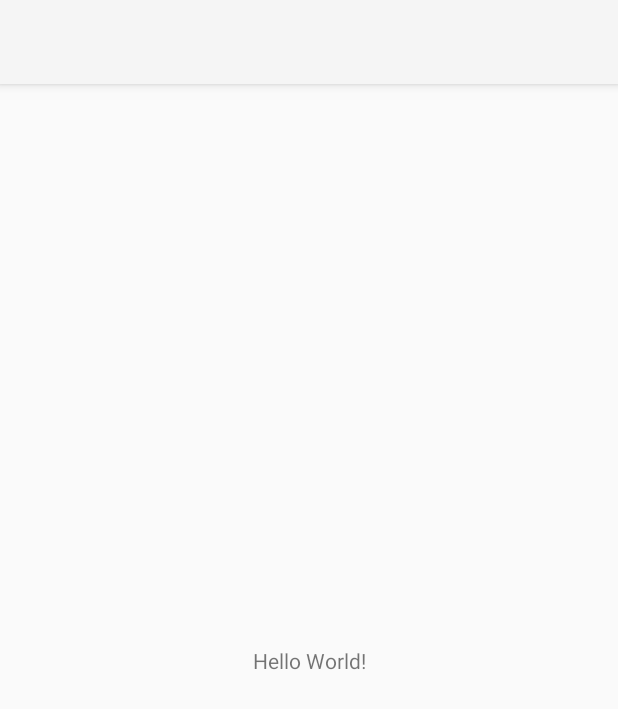
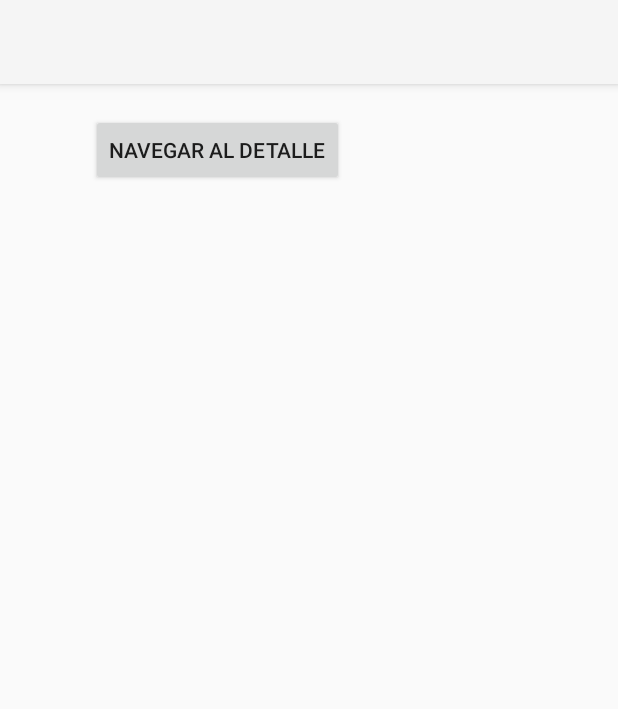
Before and after one commit to olopezd24/desarrollo-interfaces, an Android app: the screen it shows after launch (CatalogActivity), on a phone screen of 412 x 824 dp. Shown: the top 709 px of the screen. Run offline under Robolectric (Android 15) with nearby library versions, the phone set to English and light mode, and no system bars.

Commit message:
Añadido DetailActivity con botón en CatalogActivity

```diff
--- a/sprint3android/app/src/main/AndroidManifest.xml
+++ b/sprint3android/app/src/main/AndroidManifest.xml
@@ -20,6 +20,9 @@
                 <category android:name="android.intent.category.LAUNCHER" />
             </intent-filter>
         </activity>
+        <activity
+            android:name=".DetailActivity" />
+
     </application>
 
 </manifest>
--- a/sprint3android/app/src/main/java/com/example/mycatalog/CatalogActivity.java
+++ b/sprint3android/app/src/main/java/com/example/mycatalog/CatalogActivity.java
@@ -1,7 +1,8 @@
 package com.example.mycatalog;
 
+import android.content.Intent;
 import android.os.Bundle;
-
+import android.widget.Button;
 import androidx.appcompat.app.AppCompatActivity;
 
 public class CatalogActivity extends AppCompatActivity {
@@ -9,6 +10,12 @@ public class CatalogActivity extends AppCompatActivity {
     @Override
     protected void onCreate(Bundle savedInstanceState) {
         super.onCreate(savedInstanceState);
-        setContentView(R.layout.activity_main);
+        setContentView(R.layout.activity_catalog);
+
+        Button Button = findViewById(R.id.btn_navegar_detalle);
+        Button.setOnClickListener(v -> {
+            Intent intent = new Intent(CatalogActivity.this, DetailActivity.class);
+            startActivity(intent);
+        });
     }
 }
```
Also changed, not shown: sprint3android/app/src/main/java/com/example/mycatalog/DetailActivity.java (added, +13 -0 lines).
